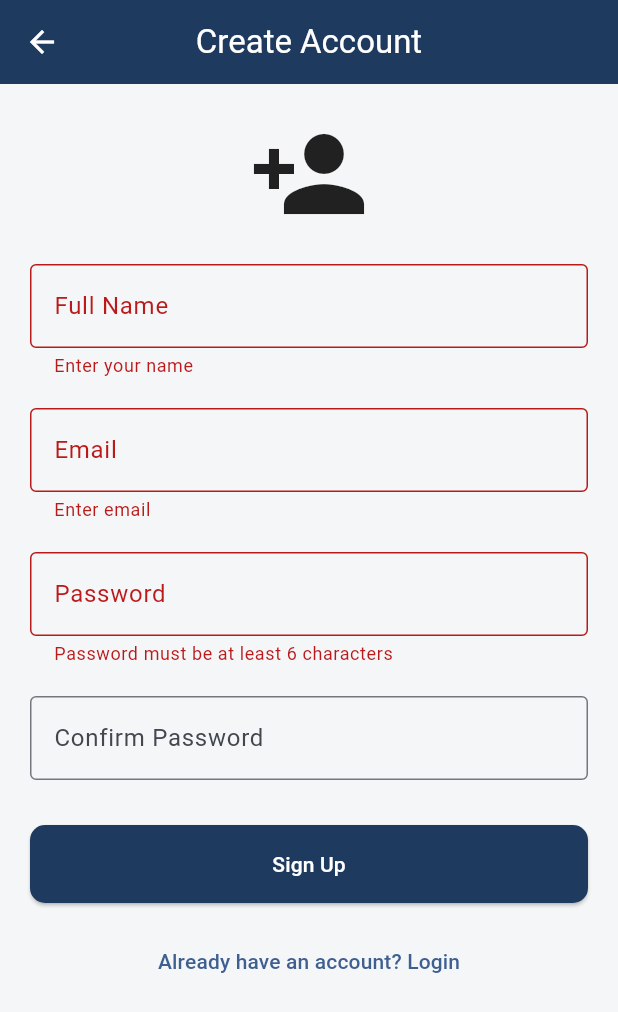
After one commit to VaradPimple/Disaster-Management-OfflineFirst, a Flutter app: the SignupScreen screen opened directly, after a tap on "Sign Up", on a phone screen of 412 x 824 dp. The commit adds this screen. Shown: the top 1012 px of the screen. Run offline on Flutter 3.47's test engine with Material 3 defaults, Android fonts, the phone set to English and light mode, and no system bars; our stand-ins replace flutter_map, geolocator, latlong2, shared_preferences; accounts and stored records are empty.

Commit message:
Added frontend signup screen and integrated in settings

```diff
--- a/frontend-app/disaster_app/lib/screens/settings_screen.dart
+++ b/frontend-app/disaster_app/lib/screens/settings_screen.dart
@@ -1,5 +1,6 @@
 import 'package:flutter/material.dart';
 import 'admin_login_screen.dart';
+import 'signup_screen.dart';
 
 class SettingsScreen extends StatefulWidget {
   final bool isDarkMode;
@@ -22,16 +23,15 @@ class _SettingsScreenState extends State<SettingsScreen> {
   @override
   Widget build(BuildContext context) {
     return Scaffold(
-      appBar: AppBar(title: const Text("Settings"), centerTitle: true),
+      appBar: AppBar(title: const Text("Settings")),
       body: Center(
         child: ConstrainedBox(
           constraints: const BoxConstraints(maxWidth: 500),
           child: Padding(
-            padding: const EdgeInsets.all(16),
+            padding: const EdgeInsets.all(20),
             child: Column(
               crossAxisAlignment: CrossAxisAlignment.stretch,
               children: [
-                // 🌙 Dark Mode Toggle
                 SwitchListTile(
                   title: const Text("Dark Mode"),
                   value: widget.isDarkMode,
@@ -42,7 +42,6 @@ class _SettingsScreenState extends State<SettingsScreen> {
 
                 const Divider(),
 
-                // 🚨 Auto Alert Toggle
                 SwitchListTile(
                   title: const Text("Enable Auto Alerts"),
                   value: autoAlert,
@@ -53,7 +52,6 @@ class _SettingsScreenState extends State<SettingsScreen> {
                   },
                 ),
 
-                // 🆘 Auto SOS Toggle
                 SwitchListTile(
                   title: const Text("Enable Auto SOS"),
                   value: autoSOS,
@@ -66,7 +64,20 @@ class _SettingsScreenState extends State<SettingsScreen> {
 
                 const SizedBox(height: 30),
 
-                // 🔐 Admin Login Button
+                ElevatedButton(
+                  onPressed: () {
+                    Navigator.push(
+                      context,
+                      MaterialPageRoute(
+                        builder: (context) => const SignupScreen(),
+                      ),
+                    );
+                  },
+                  child: const Text("Create User Account"),
+                ),
+
+                const SizedBox(height: 15),
+
                 ElevatedButton(
                   onPressed: () {
                     Navigator.push(
--- /dev/null
+++ b/frontend-app/disaster_app/lib/screens/signup_screen.dart
@@ -0,0 +1,135 @@
+import 'package:flutter/material.dart';
+
+class SignupScreen extends StatefulWidget {
+  const SignupScreen({super.key});
+
+  @override
+  State<SignupScreen> createState() => _SignupScreenState();
+}
+
+class _SignupScreenState extends State<SignupScreen> {
+  final _formKey = GlobalKey<FormState>();
+
+  final nameController = TextEditingController();
+  final emailController = TextEditingController();
+  final passwordController = TextEditingController();
+  final confirmPasswordController = TextEditingController();
+
+  void registerUser() {
+    if (!_formKey.currentState!.validate()) return;
+
+    ScaffoldMessenger.of(context).showSnackBar(
+      const SnackBar(content: Text("User Registered (Frontend Demo)")),
+    );
+
+    Navigator.pop(context);
+  }
+
+  @override
+  Widget build(BuildContext context) {
+    return Scaffold(
+      appBar: AppBar(title: const Text("Create Account")),
+      body: Center(
+        child: ConstrainedBox(
+          constraints: const BoxConstraints(maxWidth: 450),
+          child: Padding(
+            padding: const EdgeInsets.all(20),
+            child: Form(
+              key: _formKey,
+              child: ListView(
+                children: [
+                  const Icon(Icons.person_add, size: 80),
+
+                  const SizedBox(height: 20),
+
+                  TextFormField(
+                    controller: nameController,
+                    decoration: const InputDecoration(
+                      labelText: "Full Name",
+                      border: OutlineInputBorder(),
+                    ),
+                    validator: (value) {
+                      if (value == null || value.isEmpty) {
+                        return "Enter your name";
+                      }
+                      return null;
+                    },
+                  ),
+
+                  const SizedBox(height: 20),
+
+                  TextFormField(
+                    controller: emailController,
+                    decoration: const InputDecoration(
+                      labelText: "Email",
+                      border: OutlineInputBorder(),
+                    ),
+                    validator: (value) {
+                      if (value == null || value.isEmpty) {
+                        return "Enter email";
+                      }
+                      if (!value.contains("@")) {
+                        return "Enter valid email";
+                      }
+                      return null;
+                    },
+                  ),
+
+                  const SizedBox(height: 20),
+
+                  TextFormField(
+                    controller: passwordController,
+                    obscureText: true,
+                    decoration: const InputDecoration(
+                      labelText: "Password",
+                      border: OutlineInputBorder(),
+                    ),
+                    validator: (value) {
+                      if (value == null || value.length < 6) {
+                        return "Password must be at least 6 characters";
+                      }
+                      return null;
+                    },
+                  ),
+
+                  const SizedBox(height: 20),
+
+                  TextFormField(
+                    controller: confirmPasswordController,
+                    obscureText: true,
+                    decoration: const InputDecoration(
+                      labelText: "Confirm Password",
+                      border: OutlineInputBorder(),
+                    ),
+                    validator: (value) {
+                      if (value != passwordController.text) {
+                        return "Passwords do not match";
+                      }
+                      return null;
+                    },
+                  ),
+
+                  const SizedBox(height: 30),
+
+                  ElevatedButton(
+                    onPressed: registerUser,
+                    child: const Text("Sign Up"),
+                  ),
+
+                  const SizedBox(height: 15),
+
+                  TextButton(
+                    onPressed: () {
+                      Navigator.pop(context);
+                    },
+                    child: const Text("Already have an account? Login"),
+                  ),
+                ],
+              ),
+            ),
+          ),
+        ),
+      ),
+    );
+  }
+}
```
